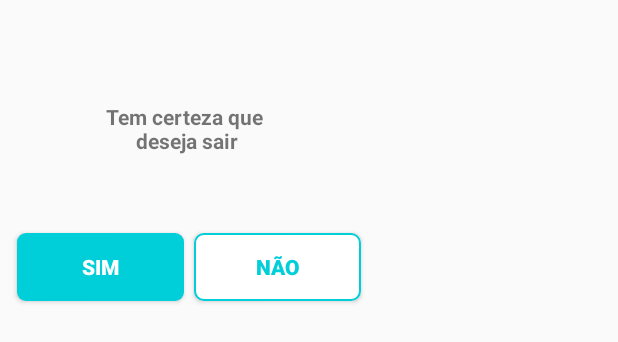
After one commit to Mi-sinibaldi/ApontamentoHorasResource, an Android app: the layout activity_dialog_chooser.xml on its own in the app's theme, with its tools: preview values and no code run, on a phone screen of 412 x 824 dp. The commit adds this screen. Shown: the top 342 px of the screen. Run offline under Robolectric (Android 15) with nearby library versions, the phone set to English and light mode, and no system bars.

Commit message:
Modais
Dialog de confirmar e dialog de sair.

```diff
--- a/workload/app/build.gradle
+++ b/workload/app/build.gradle
@@ -56,6 +56,8 @@ dependencies {
 
     //ROOM
     implementation "androidx.room:room-runtime:2.1.0-alpha04"
+    implementation 'com.android.support.constraint:constraint-layout:1.1.3'
+    implementation 'com.android.support:appcompat-v7:28.0.0'
     annotationProcessor "androidx.room:room-compiler:2.1.0-alpha04"
 
     //RETROFIT
--- /dev/null
+++ b/workload/app/src/main/res/drawable/button_coner.xml
@@ -0,0 +1,7 @@
+<?xml version="1.0" encoding="utf-8"?>
+<shape xmlns:android="http://schemas.android.com/apk/res/android"
+
+    android:shape="rectangle">
+    <solid android:color="#00CED9"/>
+    <corners android:radius="6dp"/>
+</shape>
--- /dev/null
+++ b/workload/app/src/main/res/drawable/button_corner_white.xml
@@ -0,0 +1,10 @@
+<?xml version="1.0" encoding="utf-8"?>
+<shape xmlns:android="http://schemas.android.com/apk/res/android"
+    android:shape="rectangle">
+
+    <solid android:color="#FFFFFF"/>
+    <corners android:radius="6dp"/>
+    <stroke android:width="1dp"
+        android:color="#00CED9"/>
+
+</shape>
--- /dev/null
+++ b/workload/app/src/main/res/layout/activity_dialog_chooser.xml
@@ -0,0 +1,66 @@
+<?xml version="1.0" encoding="utf-8"?>
+<android.support.constraint.ConstraintLayout
+    xmlns:android="http://schemas.android.com/apk/res/android"
+    xmlns:app="http://schemas.android.com/apk/res-auto"
+    xmlns:tools="http://schemas.android.com/tools"
+    android:layout_width="251dp"
+    android:layout_height="211dp">
+
+    <TextView
+        android:id="@+id/textView2"
+        android:layout_width="wrap_content"
+        android:layout_height="wrap_content"
+        android:layout_marginStart="58dp"
+        android:layout_marginTop="63dp"
+        android:layout_marginEnd="57dp"
+        android:layout_marginBottom="104dp"
+        android:text="Tem certeza que \n      deseja sair"
+        android:textStyle="bold"
+        app:layout_constraintBottom_toBottomOf="parent"
+        app:layout_constraintEnd_toEndOf="parent"
+        app:layout_constraintHorizontal_bias="0.461"
+        app:layout_constraintStart_toStartOf="parent"
+        app:layout_constraintTop_toTopOf="parent"
+        app:layout_constraintVertical_bias="0.571" />
+
+    <Button
+        android:id="@+id/button_dialog_chooser_yes"
+        android:layout_width="111dp"
+        android:layout_height="45dp"
+        android:layout_marginStart="11dp"
+        android:layout_marginTop="155dp"
+        android:layout_marginEnd="129dp"
+        android:layout_marginBottom="11dp"
+        android:background="@drawable/button_coner"
+        android:text="Sim"
+        android:textColor="#FFFFFF"
+        android:textStyle="bold"
+        app:layout_constraintBottom_toBottomOf="parent"
+        app:layout_constraintEnd_toEndOf="parent"
+        app:layout_constraintHorizontal_bias="0.028"
+        app:layout_constraintStart_toStartOf="parent"
+        app:layout_constraintTop_toTopOf="parent"
+        app:layout_constraintVertical_bias="0.846" />
+
+
+    <Button
+        android:id="@+id/buttton_dialog_chooser_no"
+        android:layout_width="111dp"
+        android:layout_height="45dp"
+        android:layout_marginStart="130dp"
+        android:layout_marginTop="155dp"
+        android:layout_marginEnd="11dp"
+        android:layout_marginBottom="11dp"
+        android:background="@drawable/button_corner_white"
+        android:text="Não"
+        android:textColor="#00CED9"
+        android:textStyle="bold"
+        app:layout_constraintBottom_toBottomOf="parent"
+        app:layout_constraintEnd_toEndOf="parent"
+        app:layout_constraintStart_toStartOf="parent"
+        app:layout_constraintTop_toTopOf="parent"
+        app:layout_constraintVertical_bias="0.98" />
+
+
+
+</android.support.constraint.ConstraintLayout>
--- a/workload/app/src/main/res/values/styles.xml
+++ b/workload/app/src/main/res/values/styles.xml
@@ -8,4 +8,8 @@
         <item name="colorAccent">@color/colorAccent</item>
     </style>
 
+    <style name="CustomAlertDialog" parent="Theme.AppCompat.Light.Dialog">
+        <item name="android:windowBackground">@drawable/dialog_corner</item>
+    </style>
+
 </resources>
--- a/workload/build.gradle
+++ b/workload/build.gradle
@@ -9,7 +9,7 @@ buildscript {
         }
     }
     dependencies {
-        classpath 'com.android.tools.build:gradle:3.4.0'
+        classpath 'com.android.tools.build:gradle:3.4.1'
 
         // NOTE: Do not place your application dependencies here; they belong
         // in the individual module build.gradle files
```
Also changed, not shown: workload/app/src/main/AndroidManifest.xml (+5 -3 lines), workload/app/src/main/java/resource/estagio/workload/DialogActivity.java (added, +65 -0 lines), workload/app/src/main/res/drawable/dialog_corner.xml (added, +8 -0 lines), workload/app/src/main/res/layout/activity_check.xml (added, +56 -0 lines), workload/app/src/main/res/layout/activity_dialog.xml (added, +39 -0 lines), workload/app/src/main/ic_check-web.png (added), workload/app/src/main/res/mipmap-hdpi/ic_check.png (added), workload/app/src/main/res/mipmap-mdpi/ic_check.png (added), workload/app/src/main/res/mipmap-xhdpi/ic_check.png (added), workload/app/src/main/res/mipmap-xxhdpi/ic_check.png (added), workload/app/src/main/res/mipmap-xxxhdpi/ic_check.png (added).
